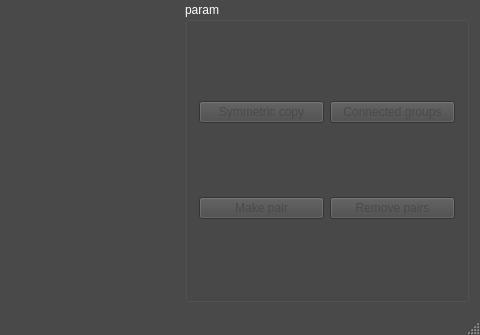
First picture: the form in sewingeditor.ui, repository dolphin-li/SewingEditor, before the edit; both pictures show x 606 to 1086 and y 538 to 873 of the 1086 by 873 pixel window.
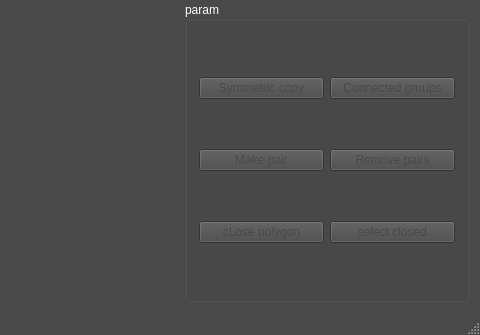
Second picture: the form after the edit. Custom widgets are drawn as their Qt base class.

Commit message: close, select closed done.

The edit to the form file:
```diff
--- a/sewingeditor.ui
+++ b/sewingeditor.ui
@@ -1017,6 +1017,29 @@
           </property>
          </widget>
         </item>
+        <item row="2" column="0">
+         <widget class="QPushButton" name="pbClosePolygon">
+          <property name="toolTip">
+           <string>make selected polygon closed (ALT+L)</string>
+          </property>
+          <property name="text">
+           <string>cLose polygon</string>
+          </property>
+          <property name="shortcut">
+           <string>Alt+L</string>
+          </property>
+         </widget>
+        </item>
+        <item row="2" column="1">
+         <widget class="QPushButton" name="pbSelectClosed">
+          <property name="toolTip">
+           <string>select closed polygons</string>
+          </property>
+          <property name="text">
+           <string>select closed</string>
+          </property>
+         </widget>
+        </item>
        </layout>
       </widget>
      </item>
```
Left out of the diff: 26 changed lines with no effect on the pictures. The commit also changes 8 other files.
